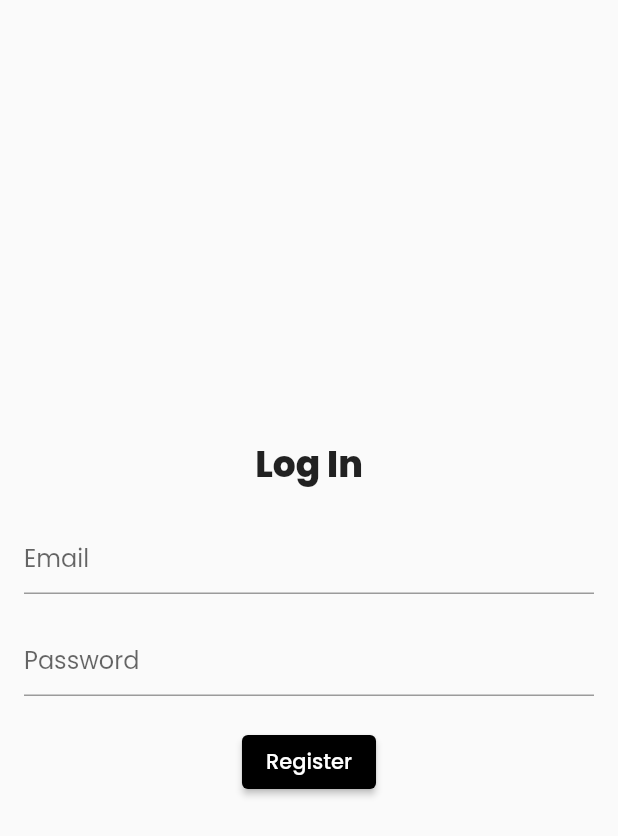
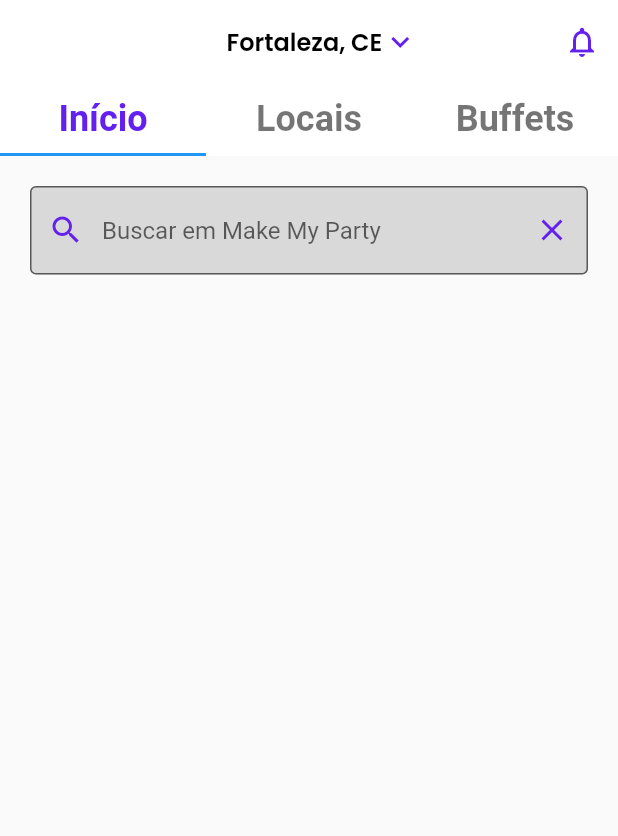
Before and after one commit to pvictorcosmo/Make-My-Party, a Flutter app: the screen it shows after launch, on a phone screen of 412 x 824 dp. Shown: the top 836 px of the screen. Run offline on Flutter 3.47's test engine with Material 2 defaults, Android fonts, the phone set to English and light mode, and no system bars; our stand-ins replace firebase_auth, firebase_core, google_fonts; accounts and stored records are empty.

Commit message:
estruturando projeto

```diff
--- /dev/null
+++ b/lib/constants/colors.dart
@@ -0,0 +1,4 @@
+import 'package:flutter/material.dart';
+
+const Color appColorPurple = Color(0xFF6320EE);
+const Color appColorGrey = Color(0xFFD9D9D9);
--- a/lib/main.dart
+++ b/lib/main.dart
@@ -1,10 +1,9 @@
-import 'package:firebase_auth/firebase_auth.dart';
+import 'package:flutter/material.dart';
+import 'package:flutter/services.dart';
 import 'package:firebase_core/firebase_core.dart';
-import 'package:flutter/material.dart';
-import 'package:google_fonts/google_fonts.dart';
 
-import 'firebase/auth.dart';
-import 'firebase/firebase_options.dart';
+import 'package:make_my_party/firebase/firebase_options.dart';
+import 'package:make_my_party/screens/home/home.dart';
 
 void main() async {
   WidgetsFlutterBinding.ensureInitialized();
@@ -19,173 +18,15 @@ void main() async {
 class MyApp extends StatelessWidget {
   const MyApp({super.key});
 
-  // This widget is the root of your application.
   @override
   Widget build(BuildContext context) {
-    return MaterialApp(
+    SystemChrome.setSystemUIOverlayStyle(
+        const SystemUiOverlayStyle(statusBarColor: Colors.transparent));
+
+    return const MaterialApp(
       debugShowCheckedModeBanner: false,
-      title: 'Firebase Auth',
-      theme: ThemeData(
-        textTheme: GoogleFonts.poppinsTextTheme(Theme.of(context).textTheme),
-        primarySwatch: Colors.blue,
-      ),
-      home: StreamBuilder<User?>(
-        stream: FirebaseAuth.instance.authStateChanges(),
-        builder: (context, snapshot) {
-          if (snapshot.hasData) {
-            return HomeScreen();
-          } else {
-            return const AuthScreen();
-          }
-        },
-      ),
+      title: 'Make My Party',
+      home: HomePage(),
     );
   }
 }
-
-class AuthScreen extends StatefulWidget {
-  const AuthScreen({super.key});
-
-  @override
-  State<AuthScreen> createState() => _AuthScreenState();
-}
-
-class _AuthScreenState extends State<AuthScreen> {
-  final bool _isLogin = false;
-  bool _loading = false;
-  final _formKey = GlobalKey<FormState>();
-  final TextEditingController _emailController = TextEditingController();
-  final TextEditingController _passwordController = TextEditingController();
-
-  handleSubmit() async {
-    if (!_formKey.currentState!.validate()) return;
-    final email = _emailController.value.text;
-    final password = _passwordController.value.text;
-
-    setState(() => _loading = true);
-
-    //Check if is login or register
-    if (_isLogin) {
-      await Auth().signInWithEmailAndPassword(email, password);
-    } else {
-      await Auth().registerWithEmailAndPassword(email, password);
-    }
-
-    setState(() => _loading = false);
-  }
-
-  @override
-  Widget build(BuildContext context) {
-    return Scaffold(
-      body: SafeArea(
-        child: Padding(
-          padding: const EdgeInsets.all(16.0),
-          child: Form(
-            //Add form to key to the Form Widget
-            key: _formKey,
-            child: Column(
-              mainAxisAlignment: MainAxisAlignment.center,
-              crossAxisAlignment: CrossAxisAlignment.center,
-              children: [
-                const Text(
-                  "Log In",
-                  style: TextStyle(fontSize: 24, fontWeight: FontWeight.w800),
-                ),
-                const SizedBox(
-                  height: 20,
-                ),
-                TextFormField(
-                  //Assign controller
-                  controller: _emailController,
-                  validator: (value) {
-                    if (value == null || value.isEmpty) {
-                      return 'Please enter your email';
-                    }
-                    return null;
-                  },
-                  decoration: const InputDecoration(
-                    hintText: 'Email',
-                    focusColor: Colors.black,
-                    focusedBorder: UnderlineInputBorder(
-                      borderSide: BorderSide(
-                        color: Colors.black,
-                        width: 2,
-                      ),
-                    ),
-                  ),
-                ),
-                const SizedBox(
-                  height: 20,
-                ),
-                TextFormField(
-                  //Assign controller
-                  controller: _passwordController,
-                  obscureText: true,
-                  validator: (value) {
-                    if (value == null || value.isEmpty) {
-                      return 'Please enter your password';
-                    }
-                    return null;
-                  },
-                  decoration: const InputDecoration(
-                    hintText: 'Password',
-                    focusedBorder: UnderlineInputBorder(
-                      borderSide: BorderSide(
-                        color: Colors.black,
-                        width: 2,
-                      ),
-                    ),
-                  ),
-                ),
-                const SizedBox(height: 20),
-                ElevatedButton(
-                  style: ElevatedButton.styleFrom(
-                    backgroundColor: Colors.black,
-                  ),
-                  onPressed: () => handleSubmit(),
-                  child: _loading
-                      ? const SizedBox(
-                          width: 20,
-                          height: 20,
-                          child: CircularProgressIndicator(
-                            color: Colors.white,
-                            strokeWidth: 2,
-                          ),
-                        )
-                      : Text(_isLogin ? 'Login' : 'Register'),
-                ),
-              ],
-            ),
-          ),
-        ),
-      ),
-    );
-  }
-}
-
-class HomeScreen extends StatelessWidget {
-  @override
-  Widget build(BuildContext context) {
-    return Scaffold(
-      appBar: AppBar(
-        title: Text('Home Screen'),
-        backgroundColor: Colors.black,
-      ),
-      body: Padding(
-        padding: const EdgeInsets.all(16.0),
-        child: Center(
-          child: ElevatedButton(
-            onPressed: () {
-              //Use this to Log Out user
-              FirebaseAuth.instance.signOut();
-            },
-            style: ElevatedButton.styleFrom(
-              backgroundColor: Colors.black,
-            ),
-            child: Text('Sign Out'),
-          ),
-        ),
-      ),
-    );
-  }
-}
--- /dev/null
+++ b/lib/screens/home/home.dart
@@ -0,0 +1,123 @@
+import 'package:flutter/material.dart';
+import 'package:google_fonts/google_fonts.dart';
+
+import 'package:make_my_party/constants/colors.dart';
+
+class HomePage extends StatefulWidget {
+  const HomePage({super.key});
+
+  @override
+  // ignore: library_private_types_in_public_api
+  _HomePageState createState() => _HomePageState();
+}
+
+class _HomePageState extends State<HomePage> {
+  final _textController = TextEditingController();
+
+  @override
+  Widget build(BuildContext context) {
+    return DefaultTabController(
+      length: 3,
+      child: Scaffold(
+        // localização Ex: Fortaleza, CE e notificações
+        appBar: AppBar(
+          elevation: 0,
+          backgroundColor: Colors.white,
+          centerTitle: true,
+          title: SizedBox(
+            width: 180,
+            height: 30,
+            child: MaterialButton(
+              padding: const EdgeInsets.only(left: 35),
+              onPressed: () {},
+              child: Row(
+                children: [
+                  Text(
+                    "Fortaleza, CE",
+                    style: GoogleFonts.poppins(
+                      fontWeight: FontWeight.w600,
+                      fontSize: 16,
+                      color: Colors.black,
+                    ),
+                  ),
+                  const Icon(
+                    Icons.keyboard_arrow_down,
+                    color: appColorPurple,
+                  ),
+                ],
+              ),
+            ),
+          ),
+          actions: [
+            IconButton(
+              onPressed: () {},
+              icon: const Icon(
+                Icons.notifications_outlined,
+                color: appColorPurple,
+              ),
+            ),
+          ],
+          bottom: const TabBar(
+              // abas do home Ex: Inicio, Locais, Buffets
+              labelColor: appColorPurple,
+              unselectedLabelColor: Colors.black54,
+              labelStyle: TextStyle(
+                fontSize: 24,
+                fontWeight: FontWeight.bold,
+              ),
+              tabs: [
+                Tab(
+                  text: "Início",
+                ),
+                Tab(
+                  text: "Locais",
+                ),
+                Tab(
+                  text: "Buffets",
+                ),
+              ]),
+        ),
+        body: SafeArea(
+          child: Padding(
+            padding: const EdgeInsets.all(20.0),
+            child: Column(
+              children: [
+                // aba de pesquisa
+                TextField(
+                  decoration: InputDecoration(
+                      border: const OutlineInputBorder(
+                          borderSide: BorderSide(color: Colors.white)),
+                      prefixIcon: const Icon(
+                        Icons.search,
+                        color: appColorPurple,
+                      ),
+                      suffixIcon: IconButton(
+                          onPressed: () {
+                            _textController.clear();
+                          },
+                          icon: const Icon(
+                            Icons.clear,
+                            color: appColorPurple,
+                          )),
+                      hintText: "Buscar em Make My Party",
+                      filled: true,
+                      fillColor: appColorGrey),
+                )
+
+                // recomendações do aplicativo
+
+                // ver mais recomendações do app
+
+                // anúncios do app
+
+                // últimos contratos
+
+                // navigation bar
+              ],
+            ),
+          ),
+        ),
+      ),
+    );
+  }
+}
--- a/pubspec.yaml
+++ b/pubspec.yaml
@@ -65,6 +65,8 @@ flutter:
   # the material Icons class.
   uses-material-design: true
 
+  assets:
+    - assets/images/
   # To add assets to your application, add an assets section, like this:
   # assets:
   #   - images/a_dot_burr.jpeg
```
Also changed, not shown: assets/images/avatar.png (added), lib/screens/home/widgets/example.dart (added), lib/screens/login/login.dart (added).
